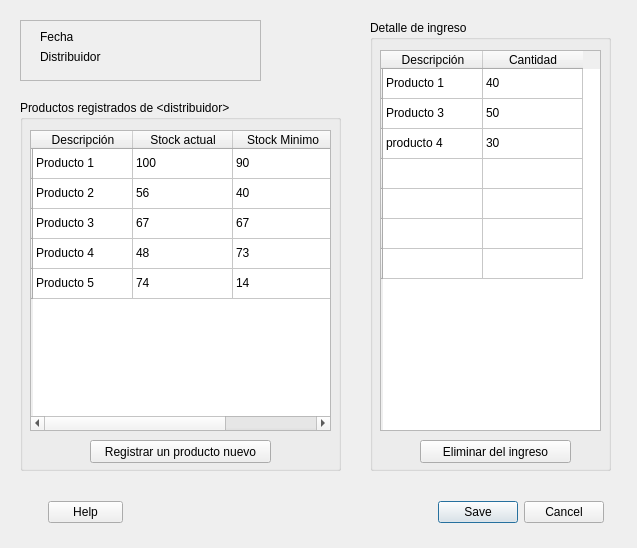
Qt form windows/templates/AltaIngreso.ui (HitomiD/Proyecto-Desarrollo) before a commit.
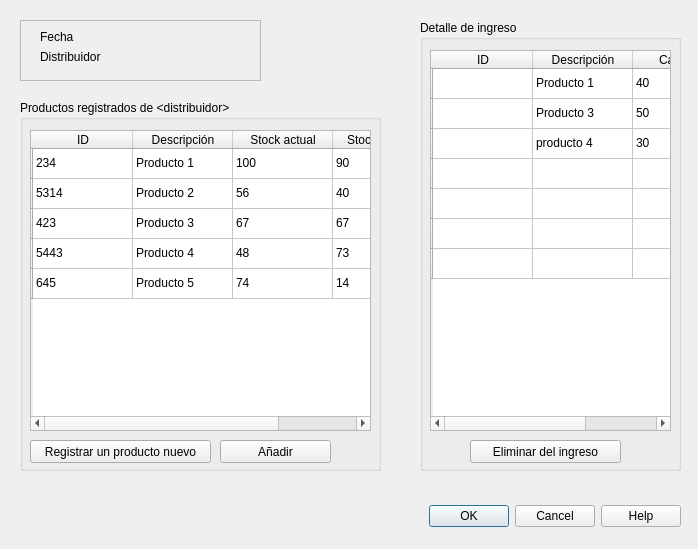
The same form after that commit.

Commit message: Agregado archivo de ventana que falto en el commit anterior. Ya se muestra la ventana de alta de ingreso con fecha actual y proveedor seleccionado.

```diff
--- a/windows/templates/AltaIngreso.ui
+++ b/windows/templates/AltaIngreso.ui
@@ -1,94 +1,156 @@
 <?xml version="1.0" encoding="UTF-8"?>
 <ui version="4.0">
- <class>ventanaNuevoIngreso</class>
- <widget class="QWidget" name="ventanaNuevoIngreso">
+ <class>Dialog</class>
+ <widget class="QDialog" name="Dialog">
   <property name="geometry">
    <rect>
     <x>0</x>
     <y>0</y>
-    <width>637</width>
-    <height>548</height>
+    <width>698</width>
+    <height>549</height>
    </rect>
   </property>
   <property name="windowTitle">
    <string>Nuevo Ingreso</string>
   </property>
-  <widget class="QWidget" name="layoutWidget">
+  <widget class="QDialogButtonBox" name="buttonBox">
    <property name="geometry">
     <rect>
-     <x>23</x>
+     <x>30</x>
      <y>500</y>
-     <width>591</width>
-     <height>35</height>
+     <width>651</width>
+     <height>32</height>
     </rect>
    </property>
-   <layout class="QHBoxLayout" name="horizontalLayout" stretch="0,0,0,0">
-    <property name="leftMargin">
-     <number>25</number>
+   <property name="orientation">
+    <enum>Qt::Horizontal</enum>
+   </property>
+   <property name="standardButtons">
+    <set>QDialogButtonBox::Cancel|QDialogButtonBox::Help|QDialogButtonBox::Ok</set>
+   </property>
+  </widget>
+  <widget class="QGroupBox" name="groupBoxDetalle">
+   <property name="geometry">
+    <rect>
+     <x>420</x>
+     <y>20</y>
+     <width>261</width>
+     <height>451</height>
+    </rect>
+   </property>
+   <property name="title">
+    <string>Detalle de ingreso</string>
+   </property>
+   <widget class="QTableWidget" name="tablaDetalleIngreso">
+    <property name="geometry">
+     <rect>
+      <x>10</x>
+      <y>30</y>
+      <width>241</width>
+      <height>381</height>
+     </rect>
     </property>
-    <property name="topMargin">
-     <number>0</number>
-    </property>
-    <property name="rightMargin">
-     <number>10</number>
-    </property>
-    <property name="bottomMargin">
-     <number>10</number>
-    </property>
-    <item>
-     <widget class="QDialogButtonBox" name="buttonBox">
-      <property name="maximumSize">
-       <size>
-        <width>75</width>
-        <height>24</height>
-       </size>
-      </property>
-      <property name="standardButtons">
-       <set>QDialogButtonBox::Help</set>
-      </property>
-     </widget>
+    <row>
+     <property name="text">
+      <string/>
+     </property>
+    </row>
+    <row>
+     <property name="text">
+      <string/>
+     </property>
+    </row>
+    <row>
+     <property name="text">
+      <string/>
+     </property>
+    </row>
+    <row>
+     <property name="text">
+      <string/>
+     </property>
+    </row>
+    <row>
+     <property name="text">
+      <string/>
+     </property>
+    </row>
+    <row>
+     <property name="text">
+      <string/>
+     </property>
+    </row>
+    <row>
+     <property name="text">
+      <string/>
+     </property>
+    </row>
+    <column>
+     <property name="text">
+      <string>ID</string>
+     </property>
+    </column>
+    <column>
+     <property name="text">
+      <string>Descripción</string>
+     </property>
+    </column>
+    <column>
+     <property name="text">
+      <string>Cantidad</string>
+     </property>
+    </column>
+    <item row="0" column="1">
+     <property name="text">
+      <string>Producto 1</string>
+     </property>
     </item>
-    <item>
-     <spacer name="horizontalSpacer_3">
-      <property name="orientation">
-       <enum>Qt::Horizontal</enum>
-      </property>
-      <property name="sizeHint" stdset="0">
-       <size>
-        <width>40</width>
-        <height>20</height>
-       </size>
-      </property>
-     </spacer>
+    <item row="0" column="2">
+     <property name="text">
+      <string>40</string>
+     </property>
     </item>
-    <item>
-     <spacer name="horizontalSpacer">
-      <property name="orientation">
-       <enum>Qt::Horizontal</enum>
-      </property>
-      <property name="sizeHint" stdset="0">
-       <size>
-        <width>40</width>
-        <height>20</height>
-       </size>
-      </property>
-     </spacer>
+    <item row="1" column="1">
+     <property name="text">
+      <string>Producto 3</string>
+     </property>
     </item>
-    <item>
-     <widget class="QDialogButtonBox" name="AcceptCancel">
-      <property name="standardButtons">
-       <set>QDialogButtonBox::Cancel|QDialogButtonBox::Save</set>
-      </property>
-     </widget>
+    <item row="1" column="2">
+     <property name="text">
+      <string>50</string>
+     </property>
     </item>
-   </layout>
+    <item row="2" column="1">
+     <property name="text">
+      <string>producto 4</string>
+     </property>
+    </item>
+    <item row="2" column="2">
+     <property name="text">
+      <string>30</string>
+     </property>
+    </item>
+   </widget>
+   <widget class="QPushButton" name="btnEliminarProd">
+    <property name="geometry">
+     <rect>
+      <x>50</x>
+      <y>420</y>
+      <width>151</width>
+      <height>23</height>
+     </rect>
+    </property>
+    <property name="text">
+     <string>Eliminar del ingreso</string>
+    </property>
+   </widget>
   </widget>
   <widget class="QGroupBox" name="groupBoxProductos">
    <property name="geometry">
     <rect>
      <x>20</x>
      <y>100</y>
-     <width>321</width>
+     <width>361</width>
      <height>371</height>
     </rect>
    </property>
@@ -100,7 +162,7 @@
      <rect>
       <x>10</x>
       <y>30</y>
-      <width>301</width>
+      <width>341</width>
       <height>301</height>
      </rect>
     </property>
@@ -129,6 +191,11 @@
       <string/>
      </property>
     </row>
+    <column>
+     <property name="text">
+      <string>ID</string>
+     </property>
+    </column>
     <column>
      <property name="text">
       <string>Descripción</string>
@@ -146,42 +213,52 @@
     </column>
     <item row="0" column="0">
      <property name="text">
-      <string>Producto 1</string>
+      <string>234</string>
      </property>
     </item>
     <item row="0" column="1">
+     <property name="text">
+      <string>Producto 1</string>
+     </property>
+    </item>
+    <item row="0" column="2">
      <property name="text">
       <string>100</string>
      </property>
     </item>
-    <item row="0" column="2">
+    <item row="0" column="3">
      <property name="text">
       <string>90</string>
      </property>
     </item>
     <item row="1" column="0">
      <property name="text">
+      <string>5314</string>
+     </property>
+    </item>
+    <item row="1" column="1">
+     <property name="text">
       <string>Producto 2</string>
      </property>
     </item>
-    <item row="1" column="1">
+    <item row="1" column="2">
      <property name="text">
       <string>56</string>
      </property>
     </item>
-    <item row="1" column="2">
+    <item row="1" column="3">
      <property name="text">
       <string>40</string>
      </property>
     </item>
     <item row="2" column="0">
      <property name="text">
-      <string>Producto 3</string>
+      <string>423</string>
      </property>
     </item>
     <item row="2" column="1">
      <property name="text">
-      <string>67</string>
+      <string>Producto 3</string>
      </property>
     </item>
     <item row="2" column="2">
@@ -189,33 +266,48 @@
       <string>67</string>
      </property>
     </item>
+    <item row="2" column="3">
+     <property name="text">
+      <string>67</string>
+     </property>
+    </item>
     <item row="3" column="0">
      <property name="text">
-      <string>Producto 4</string>
+      <string>5443</string>
      </property>
     </item>
     <item row="3" column="1">
      <property name="text">
-      <string>48</string>
+      <string>Producto 4</string>
      </property>
     </item>
     <item row="3" column="2">
      <property name="text">
+      <string>48</string>
+     </property>
+    </item>
+    <item row="3" column="3">
+     <property name="text">
       <string>73</string>
      </property>
     </item>
     <item row="4" column="0">
      <property name="text">
-      <string>Producto 5 </string>
+      <string>645</string>
      </property>
     </item>
     <item row="4" column="1">
      <property name="text">
-      <string>74</string>
+      <string>Producto 5 </string>
      </property>
     </item>
     <item row="4" column="2">
      <property name="text">
+      <string>74</string>
+     </property>
+    </item>
+    <item row="4" column="3">
+     <property name="text">
       <string>14</string>
      </property>
     </item>
@@ -223,7 +315,7 @@
    <widget class="QPushButton" name="btnRegistrarProd">
     <property name="geometry">
      <rect>
-      <x>70</x>
+      <x>10</x>
       <y>340</y>
       <width>181</width>
       <height>23</height>
@@ -233,115 +325,17 @@
      <string>Registrar un producto nuevo</string>
     </property>
    </widget>
-  </widget>
-  <widget class="QGroupBox" name="groupBoxDetalle">
-   <property name="geometry">
-    <rect>
-     <x>370</x>
-     <y>20</y>
-     <width>241</width>
-     <height>451</height>
-    </rect>
-   </property>
-   <property name="title">
-    <string>Detalle de ingreso</string>
-   </property>
-   <widget class="QTableWidget" name="tablaDetalleIngreso">
+   <widget class="QPushButton" name="btnRegistrarProd_2">
     <property name="geometry">
      <rect>
-      <x>10</x>
-      <y>30</y>
-      <width>221</width>
-      <height>381</height>
-     </rect>
-    </property>
-    <row>
-     <property name="text">
-      <string/>
-     </property>
-    </row>
-    <row>
-     <property name="text">
-      <string/>
-     </property>
-    </row>
-    <row>
-     <property name="text">
-      <string/>
-     </property>
-    </row>
-    <row>
-     <property name="text">
-      <string/>
-     </property>
-    </row>
-    <row>
-     <property name="text">
-      <string/>
-     </property>
-    </row>
-    <row>
-     <property name="text">
-      <string/>
-     </property>
-    </row>
-    <row>
-     <property name="text">
-      <string/>
-     </property>
-    </row>
-    <column>
-     <property name="text">
-      <string>Descripción</string>
-     </property>
-    </column>
-    <column>
-     <property name="text">
-      <string>Cantidad</string>
-     </property>
-    </column>
-    <item row="0" column="0">
-     <property name="text">
-      <string>Producto 1</string>
-     </property>
-    </item>
-    <item row="0" column="1">
-     <property name="text">
-      <string>40</string>
-     </property>
-    </item>
-    <item row="1" column="0">
-     <property name="text">
-      <string>Producto 3</string>
-     </property>
-    </item>
-    <item row="1" column="1">
-     <property name="text">
-      <string>50</string>
-     </property>
-    </item>
-    <item row="2" column="0">
-     <property name="text">
-      <string>producto 4</string>
-     </property>
-    </item>
-    <item row="2" column="1">
-     <property name="text">
-      <string>30</string>
-     </property>
-    </item>
-   </widget>
-   <widget class="QPushButton" name="btnEliminarProd">
-    <property name="geometry">
-     <rect>
-      <x>50</x>
-      <y>420</y>
-      <width>151</width>
+      <x>200</x>
+      <y>340</y>
+      <width>111</width>
       <height>23</height>
      </rect>
     </property>
     <property name="text">
-     <string>Eliminar del ingreso</string>
+     <string>Añadir</string>
     </property>
    </widget>
   </widget>
```
Left out of the diff: 37 changed lines with no effect on the pictures. The commit also changes 7 other files.
